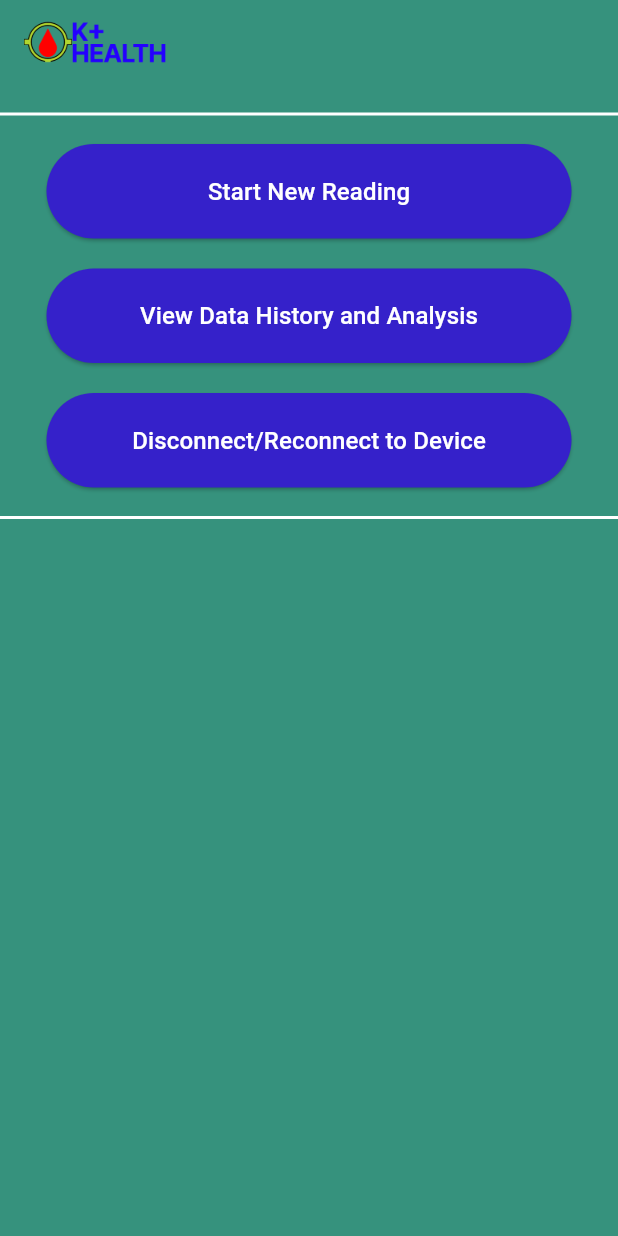
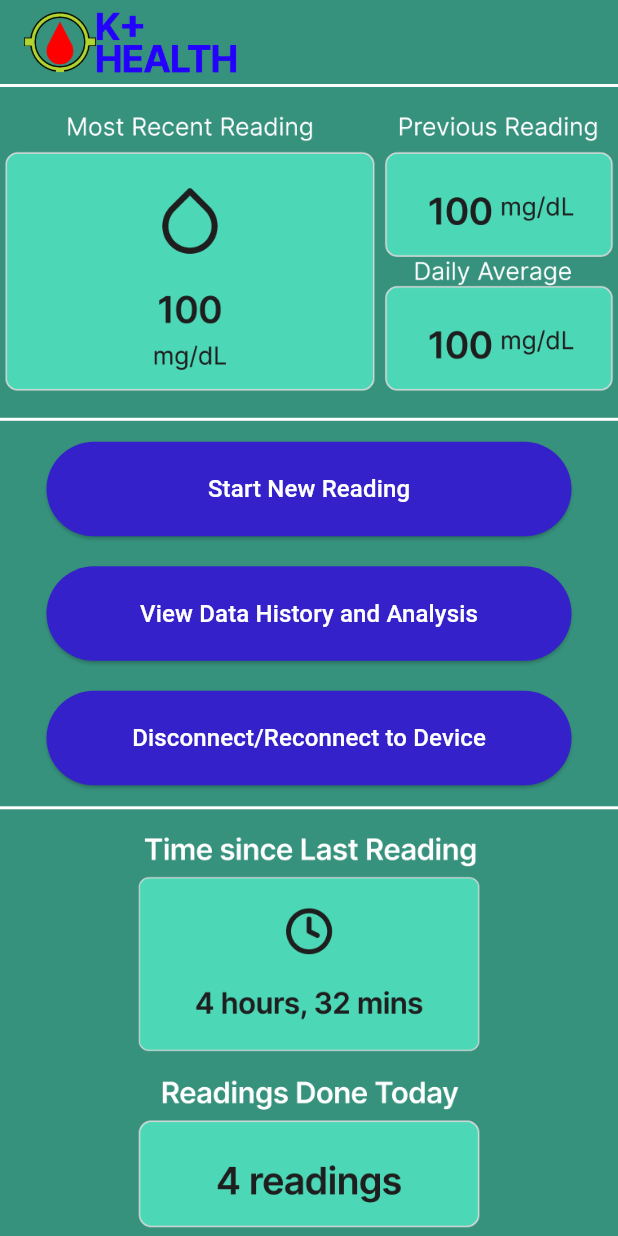
Before and after one commit to RicePandaaaa/KHealth, a Flutter app: the screen it shows after launch, on a phone screen of 412 x 824 dp. Run offline on Flutter 3.47's test engine with Material 3 defaults, Android fonts, the phone set to English and light mode, and no system bars.

Commit message:
Finish visual draft of home screen

```diff
--- a/android_app/lib/screens/home_screen.dart
+++ b/android_app/lib/screens/home_screen.dart
@@ -12,17 +12,28 @@ class HomeScreen extends StatelessWidget {
         backgroundColor: const Color(0xFF36927D),
         title: Image.asset(
           'assets/images/company_logo.png',
-          height: 40,
+          height: 60,
         ),
         centerTitle: false,
       ),
-      body: Column(
+      body: SingleChildScrollView(
+        child: Column(
           mainAxisSize: MainAxisSize.min,
           children: [
             const Divider(
               color: Colors.white,
               thickness: 2,
-              height: 40
+              height: 2
+            ),
+
+            Image.asset(
+              'assets/images/home_readings_filler.png'
+            ),
+
+            const Divider(
+              color: Colors.white,
+              thickness: 2,
+              height: 30
             ),
 
             SizedBox(
@@ -93,10 +104,34 @@ class HomeScreen extends StatelessWidget {
             const Divider(
               color: Colors.white,
               thickness: 2,
-              height: 40
-            )
+              height: 30
+            ),
+
+            Image.asset(
+              'assets/images/home_time_filler.png',
+              width: 250,
+            ),
+
+            const Divider(
+              color: Colors.white,
+              thickness: 2,
+              height: 30
+            ),
+
+            const Padding(
+              padding: EdgeInsets.only(bottom: 10.0),
+              child: Text(
+                'Version 1.0.0',
+                style: TextStyle(
+                  color: Colors.white,
+                  fontSize: 14,
+                  fontStyle: FontStyle.italic,
+                ),
+              ),
+            ),
           ],
         ),
-      );
+      ),
+    );
   }
 }
```
